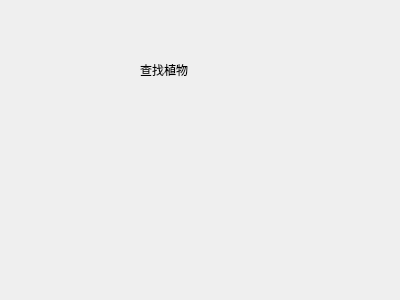
Above: searchplant.ui from 942867852/PlantMap before the change. Below: the same form after it.
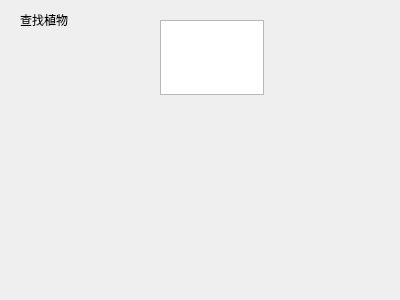
That is the form after the change.

What changed in the file:
```diff
--- a/searchplant.ui
+++ b/searchplant.ui
@@ -16,8 +16,8 @@
   <widget class="QLabel" name="label">
    <property name="geometry">
     <rect>
-     <x>140</x>
-     <y>60</y>
+     <x>20</x>
+     <y>10</y>
      <width>69</width>
      <height>19</height>
     </rect>
@@ -26,6 +26,16 @@
     <string>查找植物</string>
    </property>
   </widget>
+  <widget class="QTextEdit" name="textEdit">
+   <property name="geometry">
+    <rect>
+     <x>160</x>
+     <y>20</y>
+     <width>104</width>
+     <height>75</height>
+    </rect>
+   </property>
+  </widget>
  </widget>
  <resources/>
  <connections/>
```
